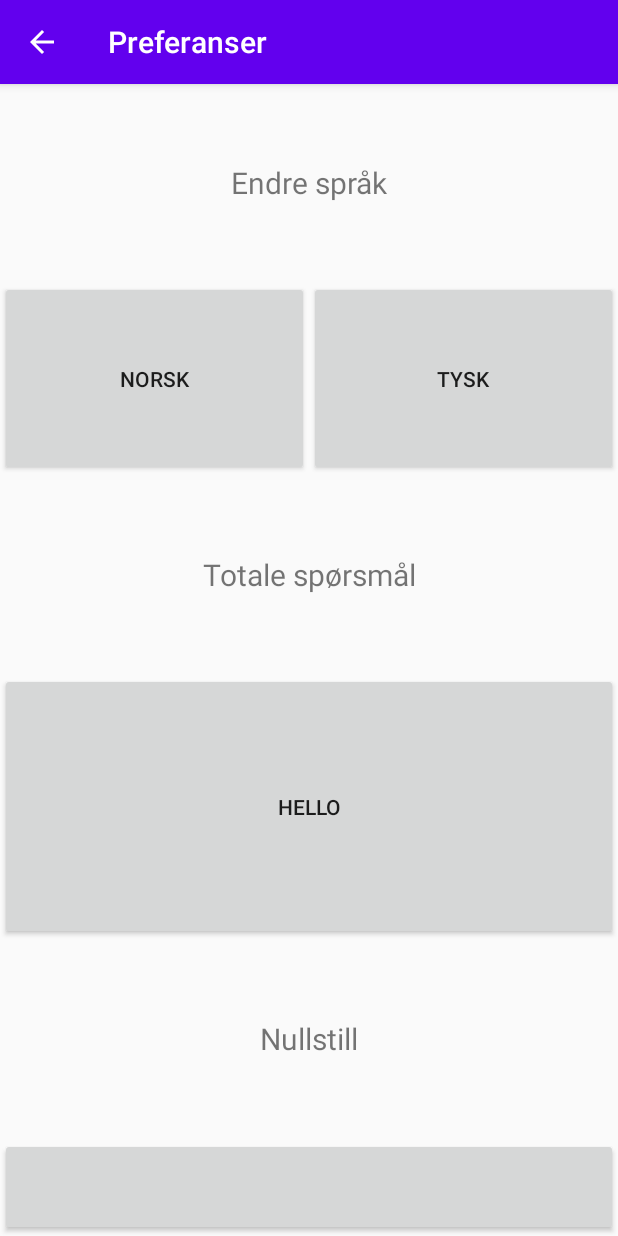
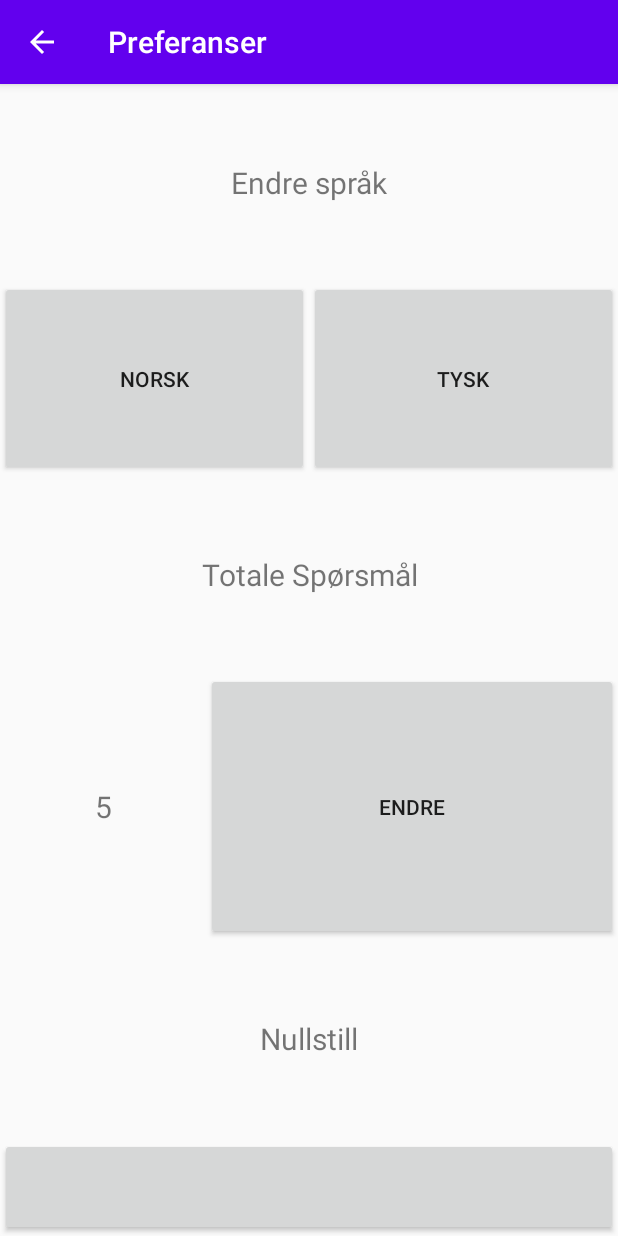
Before and after one commit to hanseklev/Mattequiz, an Android app: the PreferencesActivity screen opened directly, with no data from a screen before it, after a tap on "NORSK", on a phone screen of 412 x 824 dp. Run offline under Robolectric (Android 15) with nearby library versions, the phone set to English and light mode, and no system bars.

Commit message:
Implemented total questions per session preference setting (PreferencesActivity.java). Games now generate with the number of questions set in "Preferences" (GameActivity.java)

```diff
--- a/app/src/main/java/com/s341872/PreferencesActivity.java
+++ b/app/src/main/java/com/s341872/PreferencesActivity.java
@@ -7,11 +7,13 @@ import android.os.Bundle;
 import android.support.v7.app.AppCompatActivity;
 import android.util.DisplayMetrics;
 import android.widget.Button;
+import android.widget.TextView;
 
 import java.util.Locale;
 
 public class PreferencesActivity extends AppCompatActivity {
 
+    private static int totalQuestions = 5;
 
     @Override
     protected void onCreate(Bundle savedInstanceState) {
@@ -23,6 +25,12 @@ public class PreferencesActivity extends AppCompatActivity {
 
         norwegianLangBtn.setOnClickListener(view -> changeAppLanguage("no"));
         germanLangBtn.setOnClickListener(view -> changeAppLanguage("de"));
+
+        final TextView totalQuestionsView = findViewById(R.id.view_total_questions);
+        totalQuestionsView.setText(totalQuestions + "");
+
+        Button totalQuestionsBtn = findViewById(R.id.btn_total_questions);
+        totalQuestionsBtn.setOnClickListener(view -> updateTotalQuestions());
     }
 
 
@@ -38,8 +46,18 @@ public class PreferencesActivity extends AppCompatActivity {
         startActivity(refresh);
     }
 
-    private void setTotalQuestions(int totalq){
-        //int ctq = getResources().getInteger(R.integer.totalquestions);
+    private void updateTotalQuestions(){
+        if (totalQuestions < 15){
+            totalQuestions += 5;
+        } else {
+            totalQuestions = 5;
+        }
 
+        final TextView totalQuestionsView = findViewById(R.id.view_total_questions);
+        totalQuestionsView.setText(totalQuestions + "");
+    }
+
+    public static int getTotalQuestions(){
+        return totalQuestions;
     }
 }
--- a/app/src/main/res/layout/activity_preferences.xml
+++ b/app/src/main/res/layout/activity_preferences.xml
@@ -38,7 +38,7 @@
         android:layout_width="match_parent"
         android:layout_height="1dp"
         android:layout_weight="1"
-        android:text="@string/change_total_questions"
+        android:text="@string/total_questions"
         android:gravity="center"
         android:textSize="20sp"/>
 
@@ -47,12 +47,20 @@
         android:layout_height="wrap_content"
         android:layout_weight="1">
 
-    <Button
-        android:id="@+id/btn_total_questions"
-        android:layout_height="match_parent"
-        android:layout_width="match_parent"
-        android:layout_weight="0.5"
-        android:text="hello"/>
+        <TextView
+            android:id="@+id/view_total_questions"
+            android:layout_width="match_parent"
+            android:layout_height="match_parent"
+            android:layout_weight="1"
+            android:gravity="center"
+            android:textSize="20sp"/>
+        <Button
+            android:id="@+id/btn_total_questions"
+            android:layout_height="match_parent"
+            android:layout_width="match_parent"
+            android:layout_weight="0.5"
+            android:text="@string/change_total_questions"/>
+
     </LinearLayout>
 
     <TextView
```
Also changed, not shown: app/src/main/java/com/s341872/GameActivity.java (+80 -0 lines), app/src/main/res/values/strings.xml (+52 -2 lines), 1 other file.
